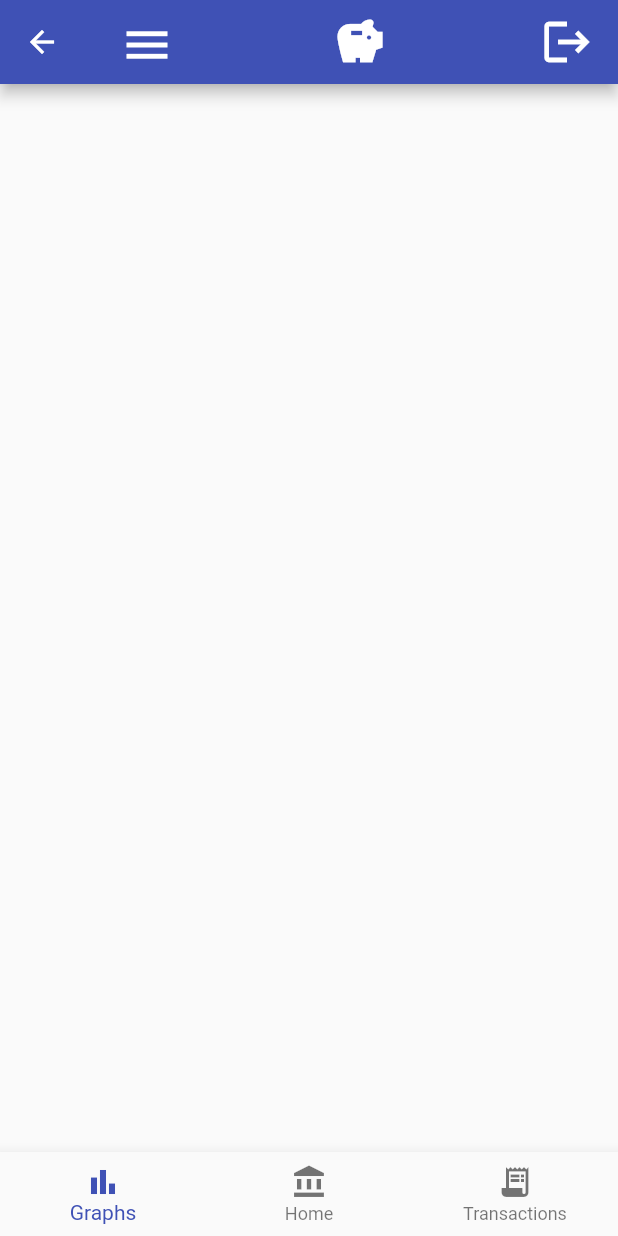
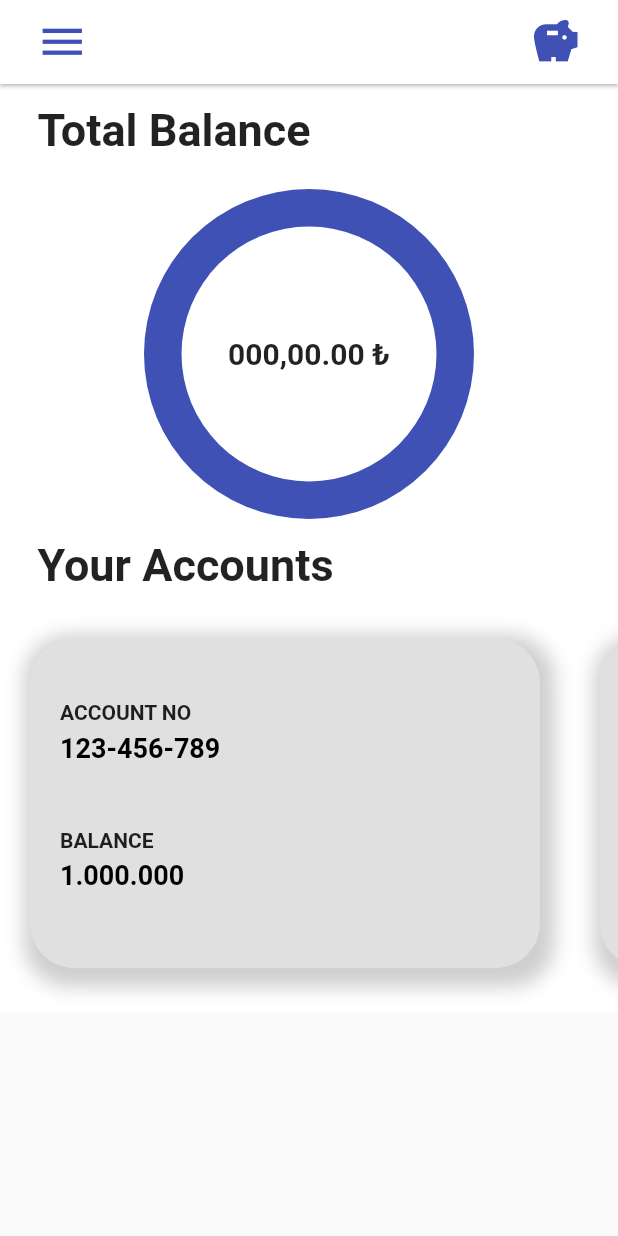
Before and after one commit to muammertkn/bankapp-mobile, a Flutter app: the HomePage screen opened directly, on a phone screen of 412 x 824 dp. Run offline on Flutter 3.47's test engine with Material 2 defaults, Android fonts, the phone set to English and light mode, and no system bars; our stand-ins replace get.

Commit message:
create home page and navigation bar.

```diff
--- /dev/null
+++ b/lib/Account-Cards/cardWidget.dart
@@ -0,0 +1,94 @@
+import 'package:flutter/material.dart';
+
+class CardWidget extends StatelessWidget {
+  final String accountNo;
+  final String balance;
+  const CardWidget({Key? key, required this.accountNo, required this.balance})
+      : super(key: key);
+
+  @override
+  Widget build(BuildContext context) {
+    return Padding(
+      padding: const EdgeInsets.all(20.0),
+      child: Container(
+        decoration: BoxDecoration(
+          boxShadow: [
+            BoxShadow(
+              color: Colors.grey.withOpacity(0.5),
+              spreadRadius: 7,
+              blurRadius: 10,
+              offset: Offset(3, 5),
+            ),
+          ],
+          borderRadius: BorderRadius.circular(30),
+          color: Colors.grey.shade300,
+        ),
+        width: 340,
+        height: 220,
+        child: Padding(
+          padding: const EdgeInsets.only(
+            left: 20,
+            right: 20,
+            top: 20,
+            bottom: 30,
+          ),
+          child: Column(
+            mainAxisAlignment: MainAxisAlignment.spaceAround,
+            children: [
+              Row(
+                mainAxisAlignment: MainAxisAlignment.spaceBetween,
+                children: [
+                  Column(
+                    crossAxisAlignment: CrossAxisAlignment.start,
+                    children: [
+                      Text(
+                        'ACCOUNT NO',
+                        style: TextStyle(
+                          fontWeight: FontWeight.bold,
+                        ),
+                      ),
+                      SizedBox(
+                        height: 5.0,
+                      ),
+                      Text(
+                        accountNo,
+                        style: TextStyle(
+                            fontSize: 18,
+                            color: Colors.black,
+                            fontWeight: FontWeight.bold),
+                      )
+                    ],
+                  ),
+                ],
+              ),
+              Row(
+                mainAxisAlignment: MainAxisAlignment.spaceBetween,
+                children: [
+                  Column(
+                    crossAxisAlignment: CrossAxisAlignment.start,
+                    children: [
+                      Text(
+                        'BALANCE',
+                        style: TextStyle(
+                          fontWeight: FontWeight.bold,
+                        ),
+                      ),
+                      SizedBox(
+                        height: 5.0,
+                      ),
+                      Text(balance,
+                          style: TextStyle(
+                              fontSize: 18,
+                              color: Colors.black,
+                              fontWeight: FontWeight.bold))
+                    ],
+                  ),
+                ],
+              ),
+            ],
+          ),
+        ),
+      ),
+    );
+  }
+}
--- /dev/null
+++ b/lib/Home-Page/homePage.dart
@@ -0,0 +1,134 @@
+import 'package:flutter/cupertino.dart';
+import 'package:flutter/material.dart';
+import 'package:flutter/painting.dart';
+import 'package:mobile_app/Account-Cards/cardWidget.dart';
+
+class HomePage extends StatefulWidget {
+  const HomePage({Key? key}) : super(key: key);
+
+  @override
+  _HomePageState createState() => _HomePageState();
+}
+
+class _HomePageState extends State<HomePage> {
+  @override
+  Widget build(BuildContext context) {
+    return SafeArea(
+      child: Scaffold(
+        appBar: appBar(),
+        body: Column(
+          children: [
+            Container(
+              height: 50,
+              width: double.infinity,
+              color: Colors.white,
+              child: Align(
+                alignment: Alignment.centerLeft,
+                child: Padding(
+                  padding: const EdgeInsets.only(left: 25, top: 12),
+                  child: Text(
+                    'Total Balance',
+                    style: TextStyle(fontSize: 30, fontWeight: FontWeight.bold),
+                  ),
+                ),
+              ),
+            ),
+            Container(
+              height: 240,
+              width: double.infinity,
+              color: Colors.white,
+              child: Padding(
+                padding: const EdgeInsets.only(top: 20),
+                child: Container(
+                  width: 28,
+                  height: 28,
+                  decoration: BoxDecoration(
+                    color: Colors.indigo,
+                    shape: BoxShape.circle,
+                  ),
+                  child: Padding(
+                    padding: EdgeInsets.all(25),
+                    child: Container(
+                      decoration: BoxDecoration(
+                        shape: BoxShape.circle,
+                        color: Colors.white,
+                      ),
+                      child: Center(
+                        child: Text(
+                          '000,00.00 ₺',
+                          style: TextStyle(
+                              fontSize: 20, fontWeight: FontWeight.bold),
+                        ),
+                      ),
+                    ),
+                  ),
+                ),
+              ),
+            ),
+            Container(
+              height: 50,
+              width: double.infinity,
+              color: Colors.white,
+              child: Align(
+                alignment: Alignment.centerLeft,
+                child: Padding(
+                  padding: const EdgeInsets.only(left: 25, top: 12),
+                  child: Text(
+                    'Your Accounts',
+                    style: TextStyle(fontSize: 30, fontWeight: FontWeight.bold),
+                  ),
+                ),
+              ),
+            ),
+            Container(
+              height: 279,
+              width: double.infinity,
+              color: Colors.white,
+              child: SingleChildScrollView(
+                scrollDirection: Axis.horizontal,
+                child: Row(
+                  children: [
+                    CardWidget(accountNo: '123-456-789', balance: '1.000.000'),
+                    CardWidget(accountNo: '321-654-987', balance: '10.000.000'),
+                    CardWidget(
+                        accountNo: '000-456-000', balance: '100.000.000'),
+                  ],
+                ),
+              ),
+            ),
+          ],
+        ),
+      ),
+    );
+  }
+
+  AppBar appBar() {
+    return AppBar(
+      elevation: 1,
+      backgroundColor: Colors.white,
+      automaticallyImplyLeading: false,
+      title: Row(
+        mainAxisAlignment: MainAxisAlignment.spaceBetween,
+        children: [
+          IconButton(
+            color: Colors.indigo,
+            iconSize: 35,
+            onPressed: () {},
+            icon: Icon(Icons.menu),
+          ),
+          IconButton(
+            color: Colors.indigo,
+            iconSize: 35,
+            onPressed: () {},
+            icon: Icon(Icons.savings),
+          ),
+          /*  IconButton(
+            iconSize: 35,
+            onPressed: () {},
+            icon: Icon(Icons.logout_outlined),
+          ), */
+        ],
+      ),
+    );
+  }
+}
--- /dev/null
+++ b/lib/Page-Navigation/pageNavigation.dart
@@ -0,0 +1,66 @@
+import 'package:flutter/cupertino.dart';
+import 'package:flutter/material.dart';
+import 'package:mobile_app/Home-Page/homePage.dart';
+import 'package:mobile_app/Register-Pages/signInPage.dart';
+
+//! change widget name
+class PageNavigation extends StatefulWidget {
+  const PageNavigation({Key? key}) : super(key: key);
+
+  @override
+  _PageNavigationState createState() => _PageNavigationState();
+}
+
+class _PageNavigationState extends State<PageNavigation> {
+  int selectedPage = 0;
+  @override
+  void initState() {
+    super.initState();
+  }
+
+  final _pageOptions = [HomePage(), SignInPage()];
+
+  @override
+  Widget build(BuildContext context) {
+    return SafeArea(
+      child: Scaffold(
+        backgroundColor: Colors.brown,
+        body: _pageOptions[selectedPage],
+        bottomNavigationBar: BottomNavigationBar(
+          selectedFontSize: 0,
+          unselectedFontSize: 0,
+          enableFeedback: true,
+          elevation: 3,
+          iconSize: 25,
+          selectedItemColor: Colors.white,
+          unselectedItemColor: Colors.black,
+          currentIndex: selectedPage,
+          backgroundColor: Colors.indigo,
+          onTap: (index) {
+            setState(
+              () {
+                selectedPage = index;
+              },
+            );
+          },
+          items: [
+            BottomNavigationBarItem(
+                tooltip: 'Home',
+                icon: Icon(
+                  Icons.account_balance,
+                  size: 25,
+                ),
+                label: 'Home'),
+            BottomNavigationBarItem(
+                tooltip: 'Graph',
+                icon: Icon(
+                  Icons.bar_chart,
+                  size: 25,
+                ),
+                label: 'Graph'),
+          ],
+        ),
+      ),
+    );
+  }
+}
--- a/lib/Register-Pages/optionalPage.dart
+++ b/lib/Register-Pages/optionalPage.dart
@@ -147,7 +147,9 @@ below:
                           ),
                         ),
                         MaterialButton(
-                          onPressed: () {},
+                          onPressed: () {
+                            //route: Page-Navigation
+                          },
                           child: Text(
                             'Sign Up',
                             style: TextStyle(
--- a/lib/Register-Pages/signInPage.dart
+++ b/lib/Register-Pages/signInPage.dart
@@ -90,7 +90,9 @@ class _SignInPageState extends State<SignInPage> {
                       height: 30,
                     ),
                     MaterialButton(
-                      onPressed: () {},
+                      onPressed: () {
+                        // route: Page-Navigation
+                      },
                       child: Text(
                         'Sign In',
                         style: TextStyle(
--- a/lib/home_page/home_page.dart
+++ /dev/null
@@ -1,41 +0,0 @@
-import 'package:flutter/material.dart';
-import 'package:mobile_app/home_page/navigation_bar.dart';
-
-class HomePage extends StatelessWidget {
-  const HomePage({Key? key}) : super(key: key);
-
-  @override
-  Widget build(BuildContext context) {
-    return SafeArea(
-        child: Scaffold(
-      bottomNavigationBar: MainNavigationBar(),
-      appBar: customAppBar(),
-    ));
-  }
-}
-
-AppBar customAppBar() {
-  return AppBar(
-    title: Row(
-      mainAxisAlignment: MainAxisAlignment.spaceBetween,
-      crossAxisAlignment: CrossAxisAlignment.center,
-      children: [
-        IconButton(
-          icon: Icon(
-            Icons.menu,
-            size: 36,
-          ),
-          onPressed: () => print("hello world!"),
-        ),
-        Icon(
-          Icons.savings,
-          size: 36,
-        ),
-        Icon(
-          Icons.logout,
-          size: 36,
-        ),
-      ],
-    ),
-  );
-}
--- a/lib/home_page/navigation_bar.dart
+++ /dev/null
@@ -1,32 +0,0 @@
-import 'package:flutter/material.dart';
-import 'package:mobile_app/main.dart';
-
-class MainNavigationBar extends StatelessWidget {
-  const MainNavigationBar({
-    Key? key,
-  }) : super(key: key);
-
-  @override
-  Widget build(BuildContext context) {
-    return Container(
-      color: ThemeProvider.theme.primaryColor,
-      child: BottomNavigationBar(
-        items: [
-          customNavigationBarItem(Icons.bar_chart, 'Graphs'),
-          customNavigationBarItem(Icons.account_balance, 'Home'),
-          customNavigationBarItem(Icons.receipt_long, 'Transactions'),
-        ],
-      ),
-    );
-  }
-}
-
-BottomNavigationBarItem customNavigationBarItem(
-    IconData iconData, String label) {
-  return BottomNavigationBarItem(
-    icon: Icon(
-      iconData,
-    ),
-    label: label,
-  );
-}
--- a/lib/main.dart
+++ b/lib/main.dart
@@ -1,9 +1,6 @@
 import 'package:flutter/material.dart';
-import 'package:mobile_app/Register-Pages/optionalPage.dart';
-import 'package:mobile_app/Register-Pages/signInPage.dart';
-import 'package:mobile_app/Register-Pages/signUpPage.dart';
-import 'package:mobile_app/home_page/home_page.dart';
 import 'package:get/get.dart';
+import 'package:mobile_app/Page-Navigation/pageNavigation.dart';
 
 void main() {
   runApp(MyApp());
@@ -16,7 +13,7 @@ class MyApp extends StatelessWidget {
   Widget build(BuildContext context) {
     return GetMaterialApp(
       debugShowCheckedModeBanner: false,
-      home: OptionalDetailsPage(),
+      home: PageNavigation(),
       theme: ThemeProvider.theme,
     );
   }
```
